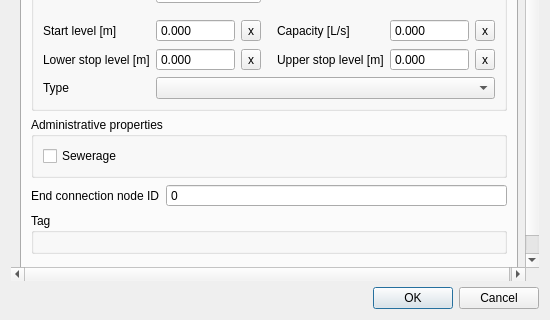
Qt form threedi_schematisation_editor/forms/ui/pump_map.ui (nens/threedi-schematisation-editor) before a commit; both pictures show x 0 to 550 and y 230 to 550 of the 550 by 550 pixel window.
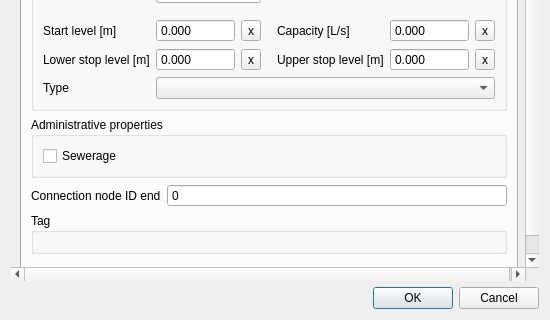
The same form after that commit.

Commit message: Connection node ID start/end

```diff
--- a/threedi_schematisation_editor/forms/ui/pump_map.ui
+++ b/threedi_schematisation_editor/forms/ui/pump_map.ui
@@ -617,7 +617,7 @@
               <set>Qt::ImhNone</set>
              </property>
              <property name="text">
-              <string>End connection node ID</string>
+              <string>Connection node ID end</string>
              </property>
              <property name="alignment">
               <set>Qt::AlignLeading|Qt::AlignLeft|Qt::AlignVCenter</set>
```
The commit also changes 4 other files.
